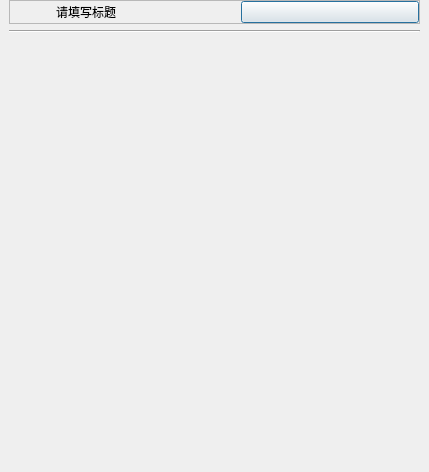
First picture: the form in cosBrowser/src/fend/uicommond/basedialog.ui, repository kakuyo1/cosBrowser, before the edit.
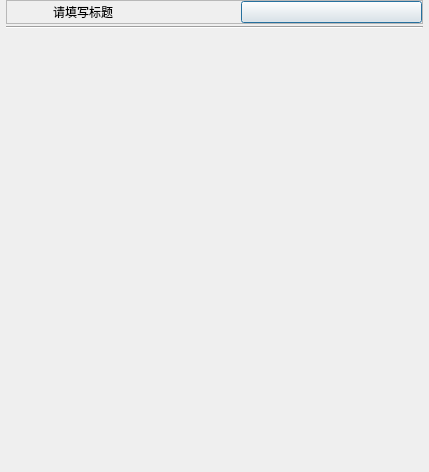
Second picture: the form after the edit. Custom widgets are drawn as their Qt base class.

Diff of the .ui file:
```diff
--- a/cosBrowser/src/fend/uicommond/basedialog.ui
+++ b/cosBrowser/src/fend/uicommond/basedialog.ui
@@ -14,17 +14,20 @@
    <string>Dialog</string>
   </property>
   <layout class="QVBoxLayout" name="verticalLayout" stretch="0,0,1">
+   <property name="spacing">
+    <number>2</number>
+   </property>
    <property name="leftMargin">
-    <number>9</number>
+    <number>6</number>
    </property>
    <property name="topMargin">
     <number>0</number>
    </property>
    <property name="rightMargin">
-    <number>9</number>
+    <number>6</number>
    </property>
    <property name="bottomMargin">
-    <number>9</number>
+    <number>0</number>
    </property>
    <item>
     <widget class="QFrame" name="frameTitle">
@@ -92,6 +95,13 @@
    </item>
   </layout>
  </widget>
+ <customwidgets>
+  <customwidget>
+   <class>UiPushButton</class>
+   <extends>QPushButton</extends>
+   <header>src/fend/uicommond/uipushbutton.h</header>
+  </customwidget>
+ </customwidgets>
  <resources/>
  <connections/>
 </ui>
```
Left out of the diff: 2 changed lines with no effect on the pictures.
